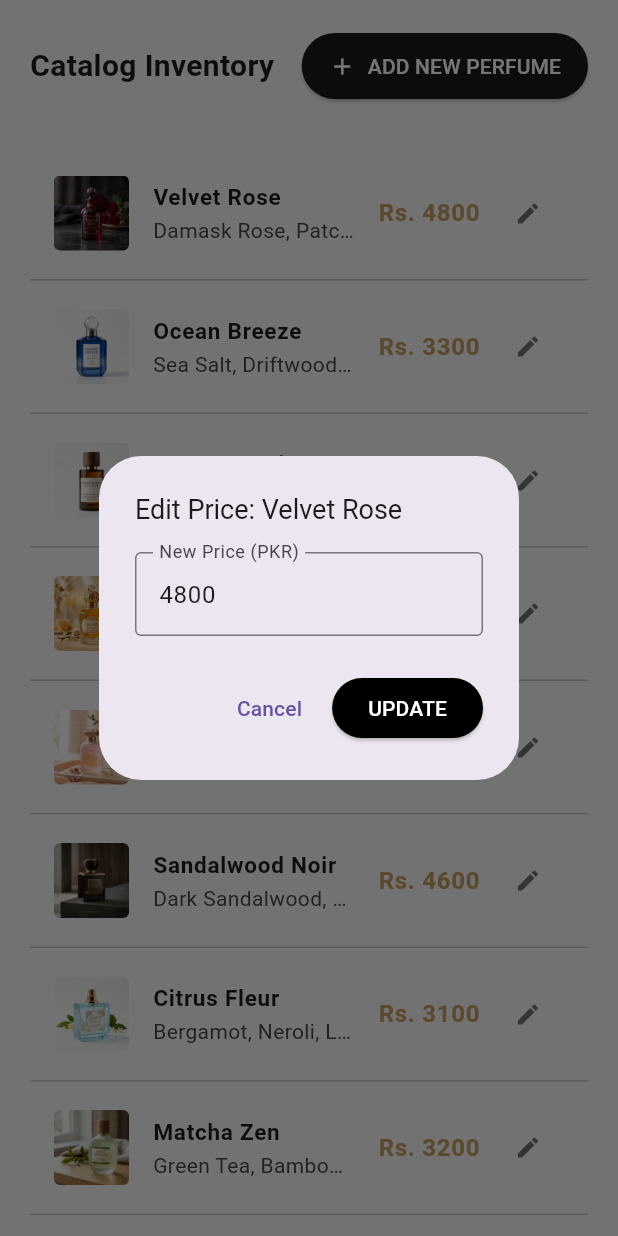
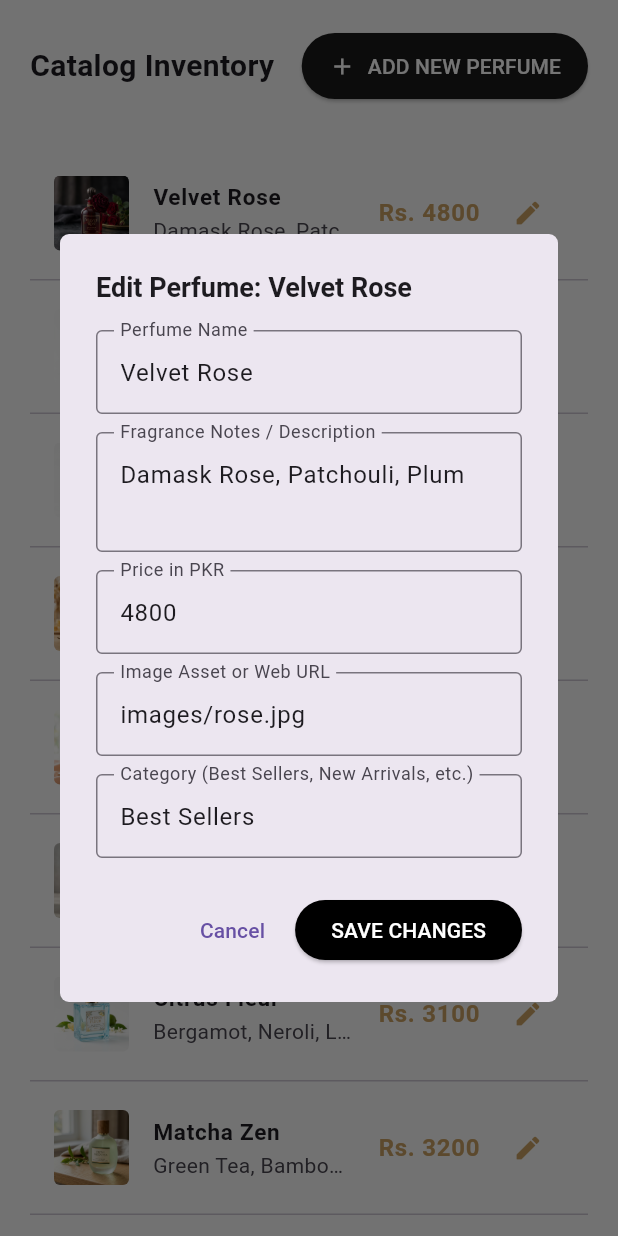
Before and after one commit to munemsoomro786-a11y/Perfuma, a Flutter app: the _AdminProductsTab widget shown alone on an empty page, opened directly, after a tap on the "edit" icon, on a phone screen of 412 x 824 dp. Run offline on Flutter 3.47's test engine with Material 3 defaults, Android fonts, the phone set to English and light mode, and no system bars; our stand-ins replace cloud_firestore, firebase_auth, firebase_core, go_router, shimmer; accounts and stored records are empty; Roboto replaces fonts that are missing (Georgia, Helvetica).

Commit message:
feat: allow full editing of existing perfumes (name, notes, price, image, category) in admin panel

```diff
--- a/lib/admin_dashboard.dart
+++ b/lib/admin_dashboard.dart
@@ -397,35 +397,62 @@ class _AdminProductsTabState extends State<_AdminProductsTab> {
     );
   }
 
-  void _editPriceDialog(String docId, String title, int currentPrice) {
-    final priceController = TextEditingController(text: currentPrice.toString());
+  void _editProductDialog(Product p, {String? currentTitle, String? currentDesc, int? currentPrice, String? currentImage, String? currentCategory}) {
+    final titleController = TextEditingController(text: currentTitle ?? p.title);
+    final descController = TextEditingController(text: currentDesc ?? p.description);
+    final priceController = TextEditingController(text: (currentPrice ?? p.basePrice).toString());
+    final imageController = TextEditingController(text: currentImage ?? p.image);
+    final categoryController = TextEditingController(text: currentCategory ?? p.category);
+
     showDialog(
       context: context,
       builder: (context) => AlertDialog(
-        title: Text('Edit Price: $title', style: const TextStyle(fontFamily: 'Georgia', fontSize: 18)),
-        content: TextField(
-          controller: priceController,
-          keyboardType: TextInputType.number,
-          decoration: const InputDecoration(labelText: 'New Price (PKR)', border: OutlineInputBorder()),
+        shape: RoundedRectangleBorder(borderRadius: BorderRadius.circular(6)),
+        title: Text('Edit Perfume: ${p.title}', style: const TextStyle(fontFamily: 'Georgia', fontSize: 18, fontWeight: FontWeight.bold)),
+        content: SizedBox(
+          width: 460,
+          child: SingleChildScrollView(
+            child: Column(
+              mainAxisSize: MainAxisSize.min,
+              children: [
+                TextField(controller: titleController, decoration: const InputDecoration(labelText: 'Perfume Name', border: OutlineInputBorder())),
+                const SizedBox(height: 12),
+                TextField(controller: descController, decoration: const InputDecoration(labelText: 'Fragrance Notes / Description', border: OutlineInputBorder()), maxLines: 2),
+                const SizedBox(height: 12),
+                TextField(controller: priceController, decoration: const InputDecoration(labelText: 'Price in PKR', border: OutlineInputBorder()), keyboardType: TextInputType.number),
+                const SizedBox(height: 12),
+                TextField(controller: imageController, decoration: const InputDecoration(labelText: 'Image Asset or Web URL', border: OutlineInputBorder())),
+                const SizedBox(height: 12),
+                TextField(controller: categoryController, decoration: const InputDecoration(labelText: 'Category (Best Sellers, New Arrivals, etc.)', border: OutlineInputBorder())),
+              ],
+            ),
+          ),
         ),
         actions: [
           TextButton(onPressed: () => Navigator.pop(context), child: const Text('Cancel')),
           ElevatedButton(
             onPressed: () async {
-              final newPrice = int.tryParse(priceController.text.trim());
-              if (newPrice != null) {
-                await FirebaseFirestore.instance.collection('products').doc(docId).set({'basePrice': newPrice}, SetOptions(merge: true));
-                if (context.mounted) {
-                  Navigator.pop(context);
-                  ScaffoldMessenger.of(context).showSnackBar(const SnackBar(
-                    content: Text('Price updated successfully!'),
-                    backgroundColor: Color(0xFFc9a063),
-                  ));
-                }
+              final newPrice = int.tryParse(priceController.text.trim()) ?? p.basePrice;
+              await FirebaseFirestore.instance.collection('products').doc(p.id).set({
+                'id': p.id,
+                'title': titleController.text.trim(),
+                'description': descController.text.trim(),
+                'basePrice': newPrice,
+                'image': imageController.text.trim(),
+                'category': categoryController.text.trim(),
+                'updatedAt': FieldValue.serverTimestamp(),
+              }, SetOptions(merge: true));
+
+              if (context.mounted) {
+                Navigator.pop(context);
+                ScaffoldMessenger.of(context).showSnackBar(const SnackBar(
+                  content: Text('Perfume updated successfully in live database!'),
+                  backgroundColor: Color(0xFFc9a063),
+                ));
               }
             },
             style: ElevatedButton.styleFrom(backgroundColor: Colors.black, foregroundColor: Colors.white),
-            child: const Text('UPDATE'),
+            child: const Text('SAVE CHANGES'),
           ),
         ],
       ),
@@ -460,12 +487,9 @@ class _AdminProductsTabState extends State<_AdminProductsTab> {
             stream: FirebaseFirestore.instance.collection('products').snapshots(),
             builder: (context, snapshot) {
               final firestoreDocs = snapshot.data?.docs ?? [];
-              final Map<String, int> dynamicPrices = {};
+              final Map<String, Map<String, dynamic>> dynamicProducts = {};
               for (final doc in firestoreDocs) {
-                final d = doc.data() as Map<String, dynamic>;
-                if (d['basePrice'] != null) {
-                  dynamicPrices[doc.id] = (d['basePrice'] as num).toInt();
-                }
+                dynamicProducts[doc.id] = doc.data() as Map<String, dynamic>;
               }
 
               return ListView.separated(
@@ -474,26 +498,38 @@ class _AdminProductsTabState extends State<_AdminProductsTab> {
                 separatorBuilder: (_, __) => const Divider(height: 1),
                 itemBuilder: (context, index) {
                   final p = allProducts[index];
-                  final price = dynamicPrices[p.id] ?? p.basePrice;
+                  final dynamicData = dynamicProducts[p.id];
+                  final title = dynamicData?['title'] as String? ?? p.title;
+                  final desc = dynamicData?['description'] as String? ?? p.description;
+                  final price = (dynamicData?['basePrice'] as num?)?.toInt() ?? p.basePrice;
+                  final image = dynamicData?['image'] as String? ?? p.image;
+                  final category = dynamicData?['category'] as String? ?? p.category;
 
                   return ListTile(
                     contentPadding: const EdgeInsets.symmetric(horizontal: 16, vertical: 8),
                     leading: ClipRRect(
                       borderRadius: BorderRadius.circular(4),
-                      child: Image.asset(p.image, width: 50, height: 50, fit: BoxFit.cover,
+                      child: Image.asset(image, width: 50, height: 50, fit: BoxFit.cover,
                           errorBuilder: (_, __, ___) => Container(width: 50, height: 50, color: Colors.grey.shade200)),
                     ),
-                    title: Text(p.title, style: const TextStyle(fontWeight: FontWeight.bold, fontSize: 15)),
-                    subtitle: Text(p.description, maxLines: 1, overflow: TextOverflow.ellipsis),
+                    title: Text(title, style: const TextStyle(fontWeight: FontWeight.bold, fontSize: 15)),
+                    subtitle: Text(desc, maxLines: 1, overflow: TextOverflow.ellipsis),
                     trailing: Row(
                       mainAxisSize: MainAxisSize.min,
                       children: [
                         Text('Rs. $price', style: const TextStyle(fontWeight: FontWeight.bold, fontSize: 16, color: Color(0xFFc9a063))),
                         const SizedBox(width: 8),
                         IconButton(
-                          icon: const Icon(Icons.edit, size: 18, color: Colors.black54),
-                          tooltip: 'Edit Price',
-                          onPressed: () => _editPriceDialog(p.id, p.title, price),
+                          icon: const Icon(Icons.edit, size: 20, color: Color(0xFFc9a063)),
+                          tooltip: 'Edit Perfume Details',
+                          onPressed: () => _editProductDialog(
+                            p,
+                            currentTitle: title,
+                            currentDesc: desc,
+                            currentPrice: price,
+                            currentImage: image,
+                            currentCategory: category,
+                          ),
                         ),
                       ],
                     ),
```
